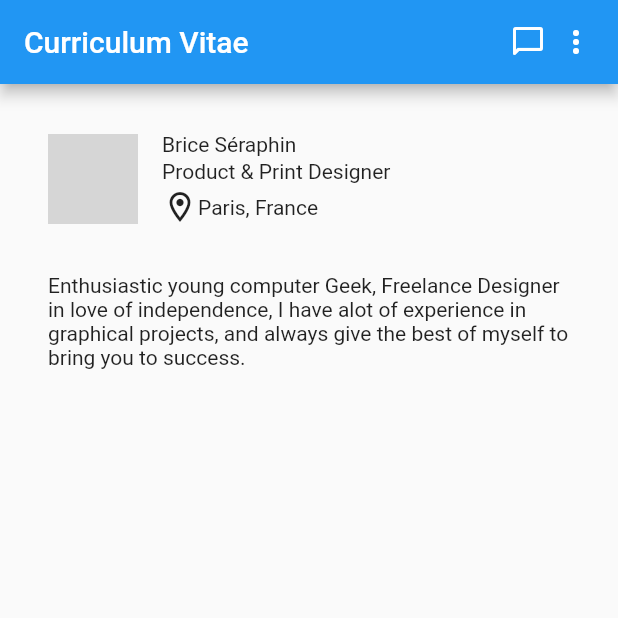
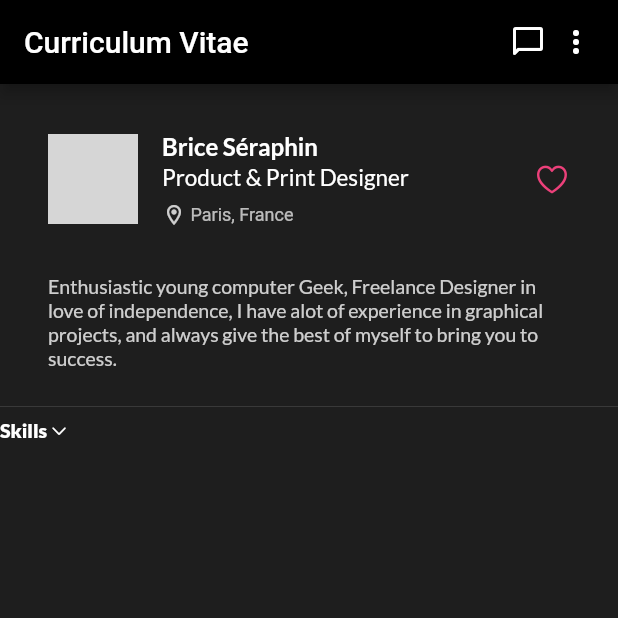
Before and after one commit to sorourrokni/flutter_application_1, a Flutter app: the screen it shows after launch, on a phone screen of 412 x 824 dp, the top half of it. Run offline on Flutter 3.47's test engine with Material 2 defaults, Android fonts, the phone set to English and light mode, and no system bars; our stand-ins replace google_fonts; grey boxes are pictures that could not be loaded.

Commit message:
add some assets & modify new row of content

```diff
--- a/lib/main.dart
+++ b/lib/main.dart
@@ -1,4 +1,6 @@
+import 'package:flutter/cupertino.dart';
 import 'package:flutter/material.dart';
+import 'package:google_fonts/google_fonts.dart';
 
 void main() {
   runApp(const MyApp());
@@ -11,10 +13,21 @@ class MyApp extends StatelessWidget {
   @override
   Widget build(BuildContext context) {
     return MaterialApp(
-      title: 'Flutter Demo',
+      title: 'Profile Page',
       theme: ThemeData(
-
-        primarySwatch: Colors.blue,
+        primaryColor: Colors.pink.shade400,
+        scaffoldBackgroundColor: const Color.fromARGB(255, 30, 30, 30),
+        appBarTheme: const AppBarTheme(backgroundColor: Colors.black),
+        brightness: Brightness.dark,
+        textTheme: GoogleFonts.latoTextTheme(const TextTheme(
+            bodyMedium: TextStyle(fontSize: 15),
+            bodyLarge: TextStyle(
+                fontSize: 13, color: Color.fromARGB(200, 255, 255, 255)),
+            headlineLarge: TextStyle(fontWeight: FontWeight.bold),
+            displayLarge: TextStyle(
+                fontSize: 16,
+                fontWeight: FontWeight.bold,
+                color: Color.fromARGB(255, 255, 255, 255)))),
       ),
       home: MyHomePage(),
     );
@@ -49,33 +62,72 @@ class MyHomePage extends StatelessWidget {
                   const SizedBox(
                     width: 16,
                   ),
-                  Column(
+                  Expanded(
+                    child: Column(
                       crossAxisAlignment: CrossAxisAlignment.start,
                       children: [
-                      const Text('Brice Séraphin'),
+                        Text('Brice Séraphin',
+                            style: Theme.of(context).textTheme.displayLarge),
                         const SizedBox(
                           height: 2,
                         ),
-                      const Text('Product & Print Designer'),
+                        Text(
+                          'Product & Print Designer',
+                          style: Theme.of(context).textTheme.bodyMedium,
+                        ),
                         const SizedBox(
-                        height: 4,
+                          height: 8,
                         ),
                         Row(
-                        children: const [
-                          Icon(Icons.location_on_outlined),
-                          Text('Paris, France'),
-                        ],
-                      )
+                          children: [
+                            Icon(
+                              Icons.location_on_outlined,
+                              size: 16,
+                              color:
+                                  Theme.of(context).textTheme.bodyLarge!.color,
+                            ),
+                            const SizedBox(
+                              width: 3,
+                            ),
+                            Text(
+                              'Paris, France',
+                              style: Theme.of(context).textTheme.bodySmall,
+                            ),
                           ],
                         )
                       ],
                     ),
                   ),
-            const Padding(
-              padding: EdgeInsets.fromLTRB(32, 0, 32, 16),
+                  Icon(
+                    CupertinoIcons.heart,
+                    color: Theme.of(context).primaryColor,
+                  ),
+                ],
+              ),
+            ),
+            Padding(
+              padding: const EdgeInsets.fromLTRB(32, 0, 32, 16),
               child: Text(
-                  'Enthusiastic young computer Geek, Freelance Designer in love of independence, I have alot of experience in graphical projects, and always give the best of myself to bring you to success.'),
+                  'Enthusiastic young computer Geek, Freelance Designer in love of independence, I have alot of experience in graphical projects, and always give the best of myself to bring you to success.',
+                  style: Theme.of(context).textTheme.bodyLarge),
             ),
+            const Divider(),
+            Row(
+              children: [
+                Text(
+                  'Skills',
+                  style: Theme.of(context).textTheme.bodyLarge!.copyWith(
+                      fontWeight: FontWeight.w900, color: Colors.white),
+                ),
+                const SizedBox(
+                  width: 2,
+                ),
+                const Icon(
+                  CupertinoIcons.chevron_down,
+                  size: 12,
+                )
+              ],
+            )
           ],
         ));
   }
```
Lines whose indentation alone changed are shown as unchanged.
